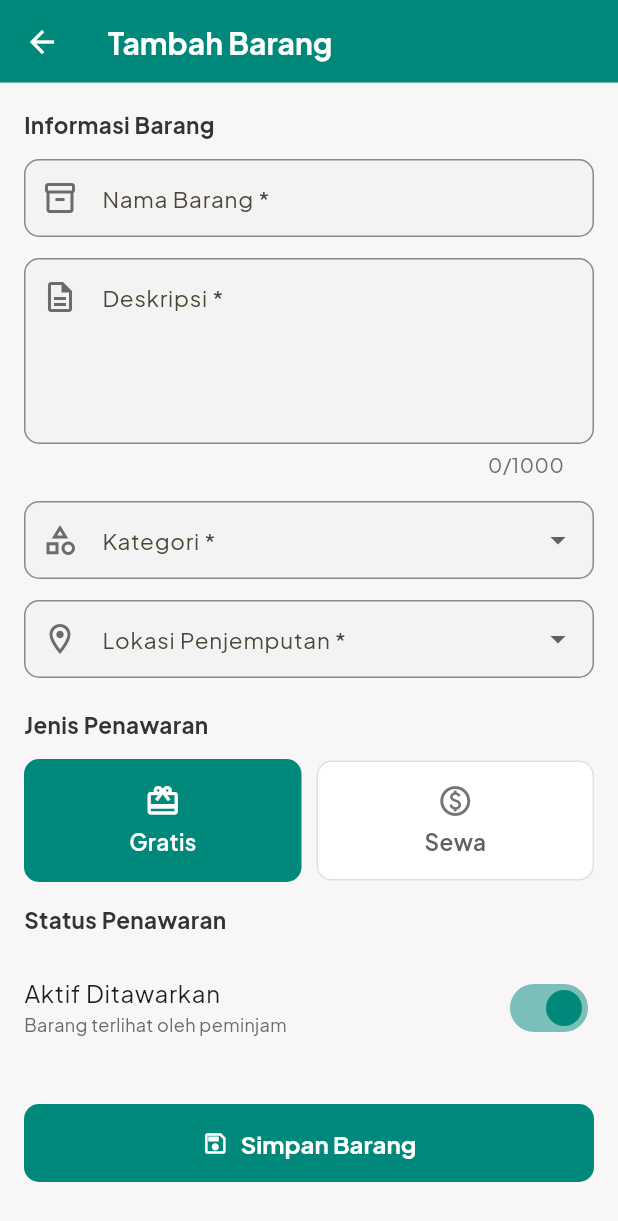
After one commit to pbp-f-kelompok-3/Pinjemin-mobile, a Flutter app: the TambahBarangPage screen opened directly, on a phone screen of 412 x 824 dp. The commit adds this screen. Shown: the top 1221 px of the screen. Run offline on Flutter 3.47's test engine with Material 3 defaults, Android fonts, the phone set to English and light mode, and no system bars; our stand-ins replace flutter_map, google_fonts, latlong2, webview_flutter; missing offline and left inert: pbp_django_auth; accounts and stored records are empty.

Commit message:
feat(barang): implementasi kerangka modul barang (daftar, detail, form tambah) [CHECKPOINT 1]

```diff
--- /dev/null
+++ b/lib/screens/barang/tambah_barang_page.dart
@@ -0,0 +1,343 @@
+import 'package:flutter/material.dart';
+import 'package:flutter/services.dart';
+
+/// Modul: Manajemen Barang — Tambah Barang
+/// Penanggung jawab: Fauzan Taqiy Santosa (2506607272)
+///
+/// TODO (integrasi): Hubungkan ke endpoint POST /barang/api/ setelah
+/// DRF endpoint aktif di PWS. Gunakan CookieRequest dari pbp_django_auth.
+class TambahBarangPage extends StatefulWidget {
+  const TambahBarangPage({super.key});
+
+  @override
+  State<TambahBarangPage> createState() => _TambahBarangPageState();
+}
+
+class _TambahBarangPageState extends State<TambahBarangPage> {
+  final _formKey = GlobalKey<FormState>();
+
+  // Field controllers
+  final _namaController = TextEditingController();
+  final _deskripsiController = TextEditingController();
+  final _tarifController = TextEditingController();
+
+  String _jenisPenawaran = 'gratis';
+  String _statusPenawaran = 'aktif';
+  bool _isLoading = false;
+
+  static const List<String> _kategoriOptions = [
+    'Elektronik Kost',
+    'Pakaian & Formal',
+    'Buku & Alat Tulis',
+    'Peralatan Rumah',
+    'Travel',
+    'Olahraga',
+    'Lainnya',
+  ];
+
+  static const List<String> _lokasiOptions = [
+    'Kutek',
+    'Barel',
+    'Kukel',
+    'Mako',
+    'Wisma Makara',
+    'Lainnya',
+  ];
+
+  String? _kategoriPilihan;
+  String? _lokasiPilihan;
+
+  @override
+  void dispose() {
+    _namaController.dispose();
+    _deskripsiController.dispose();
+    _tarifController.dispose();
+    super.dispose();
+  }
+
+  Future<void> _simpanBarang() async {
+    if (!_formKey.currentState!.validate()) return;
+
+    setState(() => _isLoading = true);
+
+    // Simulasi delay network — TODO: ganti dengan CookieRequest.post()
+    await Future.delayed(const Duration(seconds: 1));
+
+    if (!mounted) return;
+    setState(() => _isLoading = false);
+
+    ScaffoldMessenger.of(context).showSnackBar(
+      const SnackBar(
+        content: Text('Barang berhasil ditambahkan! (simulasi)'),
+        backgroundColor: Color(0xFF00897B),
+      ),
+    );
+    Navigator.pop(context);
+  }
+
+  @override
+  Widget build(BuildContext context) {
+    return Scaffold(
+      appBar: AppBar(
+        title: const Text(
+          'Tambah Barang',
+          style: TextStyle(color: Colors.white, fontWeight: FontWeight.bold),
+        ),
+        backgroundColor: const Color(0xFF00897B),
+        iconTheme: const IconThemeData(color: Colors.white),
+      ),
+      body: SingleChildScrollView(
+        padding: const EdgeInsets.all(16),
+        child: Form(
+          key: _formKey,
+          child: Column(
+            crossAxisAlignment: CrossAxisAlignment.start,
+            children: [
+              _SectionHeader(label: 'Informasi Barang'),
+              const SizedBox(height: 12),
+
+              // Nama barang
+              TextFormField(
+                controller: _namaController,
+                decoration: const InputDecoration(
+                  labelText: 'Nama Barang *',
+                  hintText: 'Contoh: Koper Samsonite 24"',
+                  prefixIcon: Icon(Icons.inventory_2_outlined),
+                  border: OutlineInputBorder(),
+                ),
+                textCapitalization: TextCapitalization.words,
+                validator: (val) {
+                  if (val == null || val.trim().isEmpty) return 'Nama barang wajib diisi';
+                  if (val.trim().length < 3) return 'Minimal 3 karakter';
+                  return null;
+                },
+              ),
+              const SizedBox(height: 14),
+
+              // Deskripsi
+              TextFormField(
+                controller: _deskripsiController,
+                maxLines: 4,
+                maxLength: 1000,
+                decoration: const InputDecoration(
+                  labelText: 'Deskripsi *',
+                  hintText: 'Jelaskan kondisi, kelengkapan, dan aturan peminjaman...',
+                  alignLabelWithHint: true,
+                  prefixIcon: Padding(
+                    padding: EdgeInsets.only(bottom: 72),
+                    child: Icon(Icons.description_outlined),
+                  ),
+                  border: OutlineInputBorder(),
+                ),
+                validator: (val) {
+                  if (val == null || val.trim().isEmpty) return 'Deskripsi wajib diisi';
+                  if (val.trim().length < 10) return 'Minimal 10 karakter';
+                  return null;
+                },
+              ),
+              const SizedBox(height: 14),
+
+              // Kategori
+              DropdownButtonFormField<String>(
+                initialValue: _kategoriPilihan,
+                decoration: const InputDecoration(
+                  labelText: 'Kategori *',
+                  prefixIcon: Icon(Icons.category_outlined),
+                  border: OutlineInputBorder(),
+                ),
+                items: _kategoriOptions
+                    .map((k) => DropdownMenuItem(value: k, child: Text(k)))
+                    .toList(),
+                onChanged: (val) => setState(() => _kategoriPilihan = val),
+                validator: (val) => val == null ? 'Pilih kategori' : null,
+              ),
+              const SizedBox(height: 14),
+
+              // Lokasi
+              DropdownButtonFormField<String>(
+                initialValue: _lokasiPilihan,
+                decoration: const InputDecoration(
+                  labelText: 'Lokasi Penjemputan *',
+                  prefixIcon: Icon(Icons.location_on_outlined),
+                  border: OutlineInputBorder(),
+                ),
+                items: _lokasiOptions
+                    .map((l) => DropdownMenuItem(value: l, child: Text(l)))
+                    .toList(),
+                onChanged: (val) => setState(() => _lokasiPilihan = val),
+                validator: (val) => val == null ? 'Pilih lokasi' : null,
+              ),
+              const SizedBox(height: 20),
+
+              _SectionHeader(label: 'Jenis Penawaran'),
+              const SizedBox(height: 12),
+
+              // Toggle gratis / sewa
+              Row(
+                children: [
+                  Expanded(
+                    child: _JenisCard(
+                      label: 'Gratis',
+                      icon: Icons.card_giftcard,
+                      selected: _jenisPenawaran == 'gratis',
+                      onTap: () => setState(() {
+                        _jenisPenawaran = 'gratis';
+                        _tarifController.clear();
+                      }),
+                    ),
+                  ),
+                  const SizedBox(width: 10),
+                  Expanded(
+                    child: _JenisCard(
+                      label: 'Sewa',
+                      icon: Icons.paid_outlined,
+                      selected: _jenisPenawaran == 'sewa',
+                      onTap: () => setState(() => _jenisPenawaran = 'sewa'),
+                    ),
+                  ),
+                ],
+              ),
+              const SizedBox(height: 14),
+
+              // Tarif (hanya tampil kalau sewa)
+              AnimatedCrossFade(
+                duration: const Duration(milliseconds: 200),
+                crossFadeState: _jenisPenawaran == 'sewa'
+                    ? CrossFadeState.showFirst
+                    : CrossFadeState.showSecond,
+                firstChild: TextFormField(
+                  controller: _tarifController,
+                  keyboardType: TextInputType.number,
+                  inputFormatters: [FilteringTextInputFormatter.digitsOnly],
+                  decoration: const InputDecoration(
+                    labelText: 'Tarif per Hari (Rp) *',
+                    hintText: '0',
+                    prefixIcon: Icon(Icons.attach_money),
+                    border: OutlineInputBorder(),
+                  ),
+                  validator: (val) {
+                    if (_jenisPenawaran == 'sewa') {
+                      if (val == null || val.isEmpty) return 'Tarif wajib diisi untuk barang sewa';
+                      final tarif = int.tryParse(val);
+                      if (tarif == null || tarif <= 0) return 'Tarif harus lebih dari Rp 0';
+                    }
+                    return null;
+                  },
+                ),
+                secondChild: const SizedBox.shrink(),
+              ),
+              if (_jenisPenawaran == 'sewa') const SizedBox(height: 14),
+
+              // Status penawaran
+              _SectionHeader(label: 'Status Penawaran'),
+              const SizedBox(height: 12),
+              SwitchListTile(
+                title: const Text('Aktif Ditawarkan'),
+                subtitle: Text(
+                  _statusPenawaran == 'aktif'
+                      ? 'Barang terlihat oleh peminjam'
+                      : 'Barang disembunyikan sementara',
+                  style: const TextStyle(fontSize: 12),
+                ),
+                value: _statusPenawaran == 'aktif',
+                activeThumbColor: const Color(0xFF00897B),
+                onChanged: (val) =>
+                    setState(() => _statusPenawaran = val ? 'aktif' : 'nonaktif'),
+                contentPadding: EdgeInsets.zero,
+              ),
+              const SizedBox(height: 28),
+
+              // Tombol simpan
+              SizedBox(
+                width: double.infinity,
+                child: ElevatedButton.icon(
+                  onPressed: _isLoading ? null : _simpanBarang,
+                  icon: _isLoading
+                      ? const SizedBox(
+                          width: 18,
+                          height: 18,
+                          child: CircularProgressIndicator(
+                            strokeWidth: 2,
+                            color: Colors.white,
+                          ),
+                        )
+                      : const Icon(Icons.save_outlined, color: Colors.white),
+                  label: Text(
+                    _isLoading ? 'Menyimpan...' : 'Simpan Barang',
+                    style: const TextStyle(color: Colors.white, fontSize: 16),
+                  ),
+                  style: ElevatedButton.styleFrom(
+                    backgroundColor: const Color(0xFF00897B),
+                    padding: const EdgeInsets.symmetric(vertical: 16),
+                    shape: RoundedRectangleBorder(
+                      borderRadius: BorderRadius.circular(10),
+                    ),
+                  ),
+                ),
+              ),
+              const SizedBox(height: 16),
+            ],
+          ),
+        ),
+      ),
+    );
+  }
+}
+
+class _SectionHeader extends StatelessWidget {
+  final String label;
+  const _SectionHeader({required this.label});
+
+  @override
+  Widget build(BuildContext context) {
+    return Text(
+      label,
+      style: const TextStyle(fontSize: 15, fontWeight: FontWeight.bold, color: Color(0xFF333333)),
+    );
+  }
+}
+
+class _JenisCard extends StatelessWidget {
+  final String label;
+  final IconData icon;
+  final bool selected;
+  final VoidCallback onTap;
+
+  const _JenisCard({
+    required this.label,
+    required this.icon,
+    required this.selected,
+    required this.onTap,
+  });
+
+  @override
+  Widget build(BuildContext context) {
+    return GestureDetector(
+      onTap: onTap,
+      child: Container(
+        padding: const EdgeInsets.symmetric(vertical: 14),
+        decoration: BoxDecoration(
+          color: selected ? const Color(0xFF00897B) : Colors.white,
+          border: Border.all(
+            color: selected ? const Color(0xFF00897B) : Colors.grey.shade300,
+            width: selected ? 2 : 1,
+          ),
+          borderRadius: BorderRadius.circular(10),
+        ),
+        child: Column(
+          children: [
+            Icon(icon, color: selected ? Colors.white : Colors.grey.shade600),
+            const SizedBox(height: 4),
+            Text(
+              label,
+              style: TextStyle(
+                fontWeight: FontWeight.w600,
+                color: selected ? Colors.white : Colors.grey.shade700,
+              ),
+            ),
+          ],
+        ),
+      ),
+    );
+  }
+}
```
Also changed, not shown: lib/screens/barang/daftar_barang_page.dart (+159 -49 lines), lib/screens/barang/detail_barang_page.dart (added, +184 -0 lines).
